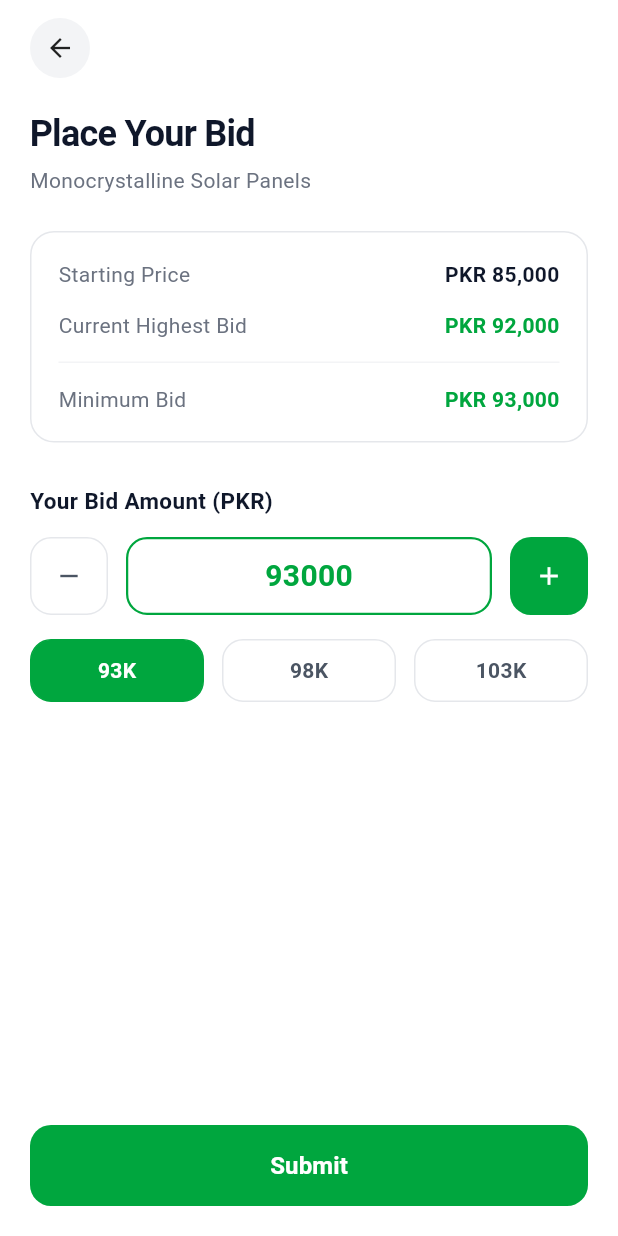
After one commit to itismemuhammadali/SolarScrap-Ecosystem, a Flutter app: the BuyerPlaceBidScreen screen opened directly, on a phone screen of 412 x 824 dp. The commit adds this screen. Run offline on Flutter 3.47's test engine with Material 3 defaults, Android fonts, the light colour scheme and no system bars; our stand-ins replace flutter_svg.

Commit message:
feat: add BuyerPlaceBidScreen with stepper, presets, and price summary

```diff
--- a/lib/screens/buyer/buyer_auction_details_screen.dart
+++ b/lib/screens/buyer/buyer_auction_details_screen.dart
@@ -1,4 +1,5 @@
 import 'package:flutter/material.dart';
+import 'buyer_place_bid_screen.dart';
 
 class BuyerAuctionDetailsScreen extends StatefulWidget {
   final Map<String, dynamic>? auctionData;
@@ -171,129 +172,6 @@ class _BuyerAuctionDetailsScreenState extends State<BuyerAuctionDetailsScreen> {
     ];
   }
 
-  void _showPlaceBidBottomSheet() {
-    final TextEditingController bidController =
-        TextEditingController(text: '95000');
-
-    showModalBottomSheet(
-      context: context,
-      isScrollControlled: true,
-      backgroundColor: Colors.white,
-      shape: const RoundedRectangleBorder(
-        borderRadius: BorderRadius.vertical(top: Radius.circular(24)),
-      ),
-      builder: (context) {
-        return Padding(
-          padding: EdgeInsets.only(
-            left: 20,
-            right: 20,
-            top: 20,
-            bottom: MediaQuery.of(context).viewInsets.bottom + 24,
-          ),
-          child: Column(
-            mainAxisSize: MainAxisSize.min,
-            crossAxisAlignment: CrossAxisAlignment.start,
-            children: [
-              Center(
-                child: Container(
-                  width: 40,
-                  height: 4,
-                  decoration: BoxDecoration(
-                    color: Colors.grey.shade300,
-                    borderRadius: BorderRadius.circular(2),
-                  ),
-                ),
-              ),
-              const SizedBox(height: 20),
-              const Text(
-                'Place Your Bid',
-                style: TextStyle(
-                  fontSize: 20,
-                  fontWeight: FontWeight.bold,
-                  color: Color(0xFF0F172A),
-                ),
-              ),
-              const SizedBox(height: 6),
-              Text(
-                'Current Demand: ${_auction['currentBid'] ?? 'PKR 92,000'}',
-                style: const TextStyle(
-                  fontSize: 14,
-                  color: Color(0xFF6B7280),
-                ),
-              ),
-              const SizedBox(height: 20),
-              TextField(
-                controller: bidController,
-                keyboardType: TextInputType.number,
-                style: const TextStyle(
-                  fontSize: 18,
-                  fontWeight: FontWeight.bold,
-                  color: Color(0xFF0F172A),
-                ),
-                decoration: InputDecoration(
-                  labelText: 'Your Bid (PKR)',
-                  labelStyle: const TextStyle(color: Color(0xFF00A63E)),
-                  prefixText: 'PKR ',
-                  prefixStyle: const TextStyle(
-                    fontSize: 18,
-                    fontWeight: FontWeight.bold,
-                    color: Color(0xFF00A63E),
-                  ),
-                  filled: true,
-                  fillColor: const Color(0xFFF9FAFB),
-                  border: OutlineInputBorder(
-                    borderRadius: BorderRadius.circular(14),
-                    borderSide: const BorderSide(color: Color(0xFFE5E7EB)),
-                  ),
-                  focusedBorder: OutlineInputBorder(
-                    borderRadius: BorderRadius.circular(14),
-                    borderSide: const BorderSide(
-                      color: Color(0xFF00A63E),
-                      width: 2,
-                    ),
-                  ),
-                ),
-              ),
-              const SizedBox(height: 24),
-              SizedBox(
-                width: double.infinity,
-                height: 52,
-                child: ElevatedButton(
-                  onPressed: () {
-                    Navigator.pop(context);
-                    ScaffoldMessenger.of(context).showSnackBar(
-                      SnackBar(
-                        content: Text(
-                          'Bid of PKR ${bidController.text} placed successfully!',
-                        ),
-                        backgroundColor: const Color(0xFF00A63E),
-                        duration: const Duration(seconds: 2),
-                      ),
-                    );
-                  },
-                  style: ElevatedButton.styleFrom(
-                    backgroundColor: const Color(0xFF00A63E),
-                    foregroundColor: Colors.white,
-                    elevation: 0,
-                    shape: RoundedRectangleBorder(
-                      borderRadius: BorderRadius.circular(14),
-                    ),
-                  ),
-                  child: const Text(
-                    'Confirm & Submit Bid',
-                    style: TextStyle(
-                      fontSize: 16,
-                      fontWeight: FontWeight.w600,
-                    ),
-                  ),
-                ),
-              ),
-            ],
-          ),
-        );
-      },
-    );
-  }
 
   @override
   Widget build(BuildContext context) {
@@ -719,7 +597,20 @@ class _BuyerAuctionDetailsScreenState extends State<BuyerAuctionDetailsScreen> {
                     width: double.infinity,
                     height: 52,
                     child: ElevatedButton(
-                      onPressed: _showPlaceBidBottomSheet,
+                      onPressed: () async {
+                        final result = await Navigator.push(
+                          context,
+                          MaterialPageRoute(
+                            builder: (context) =>
+                                BuyerPlaceBidScreen(auctionData: _auction),
+                          ),
+                        );
+                        if (result != null && mounted) {
+                          setState(() {
+                            _auction['currentBid'] = 'PKR $result';
+                          });
+                        }
+                      },
                       style: ElevatedButton.styleFrom(
                         backgroundColor: const Color(0xFF00A63E),
                         foregroundColor: Colors.white,
--- /dev/null
+++ b/lib/screens/buyer/buyer_place_bid_screen.dart
@@ -0,0 +1,453 @@
+import 'package:flutter/material.dart';
+
+class BuyerPlaceBidScreen extends StatefulWidget {
+  final Map<String, dynamic>? auctionData;
+
+  const BuyerPlaceBidScreen({
+    super.key,
+    this.auctionData,
+  });
+
+  @override
+  State<BuyerPlaceBidScreen> createState() => _BuyerPlaceBidScreenState();
+}
+
+class _BuyerPlaceBidScreenState extends State<BuyerPlaceBidScreen> {
+  late int _currentBidAmount;
+  late int _minimumBidAmount;
+  late int _startingPrice;
+  late int _currentHighestBid;
+  late String _auctionTitle;
+
+  int _selectedPresetIndex = 0; // 0: 93K, 1: 98K, 2: 103K
+
+  @override
+  void initState() {
+    super.initState();
+    final data = widget.auctionData ?? {};
+
+    _auctionTitle =
+        data['title']?.toString() ?? 'Monocrystalline Solar Panels';
+
+    // Parse starting price
+    _startingPrice = _parsePrice(data['startingBid']?.toString()) ?? 85000;
+
+    // Parse current highest bid
+    _currentHighestBid =
+        _parsePrice(data['currentBid']?.toString() ?? data['priceStr']?.toString()) ??
+            92000;
+
+    // Minimum bid is current highest + 1000
+    _minimumBidAmount = _currentHighestBid + 1000;
+    _currentBidAmount = _minimumBidAmount;
+  }
+
+  int? _parsePrice(String? priceStr) {
+    if (priceStr == null) return null;
+    final clean = priceStr.replaceAll(RegExp(r'[^0-9]'), '');
+    return int.tryParse(clean);
+  }
+
+  String _formatPrice(int amount) {
+    // e.g. 92000 -> "PKR 92,000"
+    final str = amount.toString();
+    final buffer = StringBuffer();
+    int count = 0;
+    for (int i = str.length - 1; i >= 0; i--) {
+      buffer.write(str[i]);
+      count++;
+      if (count % 3 == 0 && i > 0) {
+        buffer.write(',');
+      }
+    }
+    return 'PKR ${buffer.toString().split('').reversed.join('')}';
+  }
+
+  String _formatK(int amount) {
+    // e.g. 93000 -> "93K"
+    final k = (amount / 1000).round();
+    return '${k}K';
+  }
+
+  void _incrementBid() {
+    setState(() {
+      _currentBidAmount += 1000;
+      _selectedPresetIndex = -1;
+    });
+  }
+
+  void _decrementBid() {
+    if (_currentBidAmount > _minimumBidAmount) {
+      setState(() {
+        _currentBidAmount -= 1000;
+        _selectedPresetIndex = -1;
+      });
+    }
+  }
+
+  void _selectPreset(int index, int amount) {
+    setState(() {
+      _selectedPresetIndex = index;
+      _currentBidAmount = amount;
+    });
+  }
+
+  void _submitBid() {
+    ScaffoldMessenger.of(context).showSnackBar(
+      SnackBar(
+        content: Text(
+          'Bid of ${_formatPrice(_currentBidAmount)} placed successfully for $_auctionTitle!',
+        ),
+        backgroundColor: const Color(0xFF00A63E),
+        duration: const Duration(seconds: 2),
+      ),
+    );
+    Navigator.pop(context, _currentBidAmount);
+  }
+
+  @override
+  Widget build(BuildContext context) {
+    final preset1 = _minimumBidAmount;
+    final preset2 = _minimumBidAmount + 5000;
+    final preset3 = _minimumBidAmount + 10000;
+
+    return Scaffold(
+      backgroundColor: Colors.white,
+      body: SafeArea(
+        child: LayoutBuilder(
+          builder: (context, constraints) {
+            return SingleChildScrollView(
+              padding: const EdgeInsets.symmetric(horizontal: 20),
+              child: ConstrainedBox(
+                constraints: BoxConstraints(
+                  minHeight: constraints.maxHeight,
+                ),
+                child: IntrinsicHeight(
+                  child: Column(
+                    crossAxisAlignment: CrossAxisAlignment.start,
+                    children: [
+                      const SizedBox(height: 12),
+
+                      // Back Button
+                      GestureDetector(
+                        onTap: () {
+                          Navigator.pop(context);
+                        },
+                        child: Container(
+                          width: 40,
+                          height: 40,
+                          decoration: const BoxDecoration(
+                            color: Color(0xFFF3F4F6),
+                            shape: BoxShape.circle,
+                          ),
+                          child: const Icon(
+                            Icons.arrow_back,
+                            color: Colors.black87,
+                            size: 20,
+                          ),
+                        ),
+                      ),
+                      const SizedBox(height: 20),
+
+                      // Header Title & Subtitle
+                      const Text(
+                        'Place Your Bid',
+                        style: TextStyle(
+                          fontSize: 24,
+                          fontWeight: FontWeight.bold,
+                          color: Color(0xFF0F172A),
+                          letterSpacing: -0.5,
+                        ),
+                      ),
+                      const SizedBox(height: 4),
+                      Text(
+                        _auctionTitle,
+                        style: const TextStyle(
+                          fontSize: 14,
+                          color: Color(0xFF6B7280),
+                        ),
+                      ),
+                      const SizedBox(height: 24),
+
+                      // Price Summary Card
+                      Container(
+                        padding: const EdgeInsets.all(18),
+                        decoration: BoxDecoration(
+                          color: Colors.white,
+                          borderRadius: BorderRadius.circular(16),
+                          border: Border.all(
+                            color: const Color(0xFFE5E7EB),
+                            width: 1.0,
+                          ),
+                        ),
+                        child: Column(
+                          children: [
+                            // Starting Price
+                            Row(
+                              mainAxisAlignment:
+                                  MainAxisAlignment.spaceBetween,
+                              children: [
+                                const Text(
+                                  'Starting Price',
+                                  style: TextStyle(
+                                    fontSize: 14,
+                                    color: Color(0xFF6B7280),
+                                  ),
+                                ),
+                                Text(
+                                  _formatPrice(_startingPrice),
+                                  style: const TextStyle(
+                                    fontSize: 14,
+                                    fontWeight: FontWeight.bold,
+                                    color: Color(0xFF0F172A),
+                                  ),
+                                ),
+                              ],
+                            ),
+                            const SizedBox(height: 14),
+
+                            // Current Highest Bid
+                            Row(
+                              mainAxisAlignment:
+                                  MainAxisAlignment.spaceBetween,
+                              children: [
+                                const Text(
+                                  'Current Highest Bid',
+                                  style: TextStyle(
+                                    fontSize: 14,
+                                    color: Color(0xFF6B7280),
+                                  ),
+                                ),
+                                Text(
+                                  _formatPrice(_currentHighestBid),
+                                  style: const TextStyle(
+                                    fontSize: 14,
+                                    fontWeight: FontWeight.bold,
+                                    color: Color(0xFF00A63E),
+                                  ),
+                                ),
+                              ],
+                            ),
+                            const SizedBox(height: 14),
+                            const Divider(
+                              height: 1,
+                              color: Color(0xFFF3F4F6),
+                            ),
+                            const SizedBox(height: 14),
+
+                            // Minimum Bid
+                            Row(
+                              mainAxisAlignment:
+                                  MainAxisAlignment.spaceBetween,
+                              children: [
+                                const Text(
+                                  'Minimum Bid',
+                                  style: TextStyle(
+                                    fontSize: 14,
+                                    color: Color(0xFF6B7280),
+                                  ),
+                                ),
+                                Text(
+                                  _formatPrice(_minimumBidAmount),
+                                  style: const TextStyle(
+                                    fontSize: 14,
+                                    fontWeight: FontWeight.bold,
+                                    color: Color(0xFF00A63E),
+                                  ),
+                                ),
+                              ],
+                            ),
+                          ],
+                        ),
+                      ),
+                      const SizedBox(height: 28),
+
+                      // Your Bid Amount (PKR) Section
+                      const Text(
+                        'Your Bid Amount (PKR)',
+                        style: TextStyle(
+                          fontSize: 15,
+                          fontWeight: FontWeight.bold,
+                          color: Color(0xFF0F172A),
+                        ),
+                      ),
+                      const SizedBox(height: 14),
+
+                      // Stepper Row: [-] [ 93000 ] [+]
+                      Row(
+                        children: [
+                          // Decrement Button
+                          GestureDetector(
+                            onTap: _decrementBid,
+                            child: Container(
+                              width: 52,
+                              height: 52,
+                              decoration: BoxDecoration(
+                                color: Colors.white,
+                                borderRadius: BorderRadius.circular(14),
+                                border: Border.all(
+                                  color: const Color(0xFFE5E7EB),
+                                  width: 1.0,
+                                ),
+                              ),
+                              child: const Center(
+                                child: Icon(
+                                  Icons.remove,
+                                  color: Color(0xFF4B5563),
+                                  size: 20,
+                                ),
+                              ),
+                            ),
+                          ),
+                          const SizedBox(width: 12),
+
+                          // Center Bid Amount Display
+                          Expanded(
+                            child: Container(
+                              height: 52,
+                              decoration: BoxDecoration(
+                                color: Colors.white,
+                                borderRadius: BorderRadius.circular(14),
+                                border: Border.all(
+                                  color: const Color(0xFF00A63E),
+                                  width: 1.5,
+                                ),
+                              ),
+                              child: Center(
+                                child: Text(
+                                  '$_currentBidAmount',
+                                  style: const TextStyle(
+                                    fontSize: 20,
+                                    fontWeight: FontWeight.bold,
+                                    color: Color(0xFF00A63E),
+                                  ),
+                                ),
+                              ),
+                            ),
+                          ),
+                          const SizedBox(width: 12),
+
+                          // Increment Button
+                          GestureDetector(
+                            onTap: _incrementBid,
+                            child: Container(
+                              width: 52,
+                              height: 52,
+                              decoration: BoxDecoration(
+                                color: const Color(0xFF00A63E),
+                                borderRadius: BorderRadius.circular(14),
+                              ),
+                              child: const Center(
+                                child: Icon(
+                                  Icons.add,
+                                  color: Colors.white,
+                                  size: 20,
+                                ),
+                              ),
+                            ),
+                          ),
+                        ],
+                      ),
+                      const SizedBox(height: 16),
+
+                      // Preset Increments Row
+                      Row(
+                        children: [
+                          _buildPresetChip(
+                            index: 0,
+                            label: _formatK(preset1),
+                            amount: preset1,
+                          ),
+                          const SizedBox(width: 12),
+                          _buildPresetChip(
+                            index: 1,
+                            label: _formatK(preset2),
+                            amount: preset2,
+                          ),
+                          const SizedBox(width: 12),
+                          _buildPresetChip(
+                            index: 2,
+                            label: _formatK(preset3),
+                            amount: preset3,
+                          ),
+                        ],
+                      ),
+
+                      const Spacer(),
+                      const SizedBox(height: 32),
+
+                      // Submit Button
+                      SizedBox(
+                        width: double.infinity,
+                        height: 54,
+                        child: ElevatedButton(
+                          onPressed: _submitBid,
+                          style: ElevatedButton.styleFrom(
+                            backgroundColor: const Color(0xFF00A63E),
+                            foregroundColor: Colors.white,
+                            elevation: 0,
+                            shape: RoundedRectangleBorder(
+                              borderRadius: BorderRadius.circular(14),
+                            ),
+                          ),
+                          child: const Text(
+                            'Submit',
+                            style: TextStyle(
+                              fontSize: 16,
+                              fontWeight: FontWeight.w600,
+                              color: Colors.white,
+                            ),
+                          ),
+                        ),
+                      ),
+                      const SizedBox(height: 20),
+                    ],
+                  ),
+                ),
+              ),
+            );
+          },
+        ),
+      ),
+    );
+  }
+
+  Widget _buildPresetChip({
+    required int index,
+    required String label,
+    required int amount,
+  }) {
+    final bool isSelected = _selectedPresetIndex == index;
+
+    return Expanded(
+      child: GestureDetector(
+        onTap: () {
+          _selectPreset(index, amount);
+        },
+        child: Container(
+          height: 42,
+          decoration: BoxDecoration(
+            color: isSelected ? const Color(0xFF00A63E) : Colors.white,
+            borderRadius: BorderRadius.circular(14),
+            border: Border.all(
+              color: isSelected
+                  ? const Color(0xFF00A63E)
+                  : const Color(0xFFE5E7EB),
+              width: 1.0,
+            ),
+          ),
+          child: Center(
+            child: Text(
+              label,
+              style: TextStyle(
+                fontSize: 14,
+                fontWeight: FontWeight.w600,
+                color: isSelected ? Colors.white : const Color(0xFF4B5563),
+              ),
+            ),
+          ),
+        ),
+      ),
+    );
+  }
+}
```
